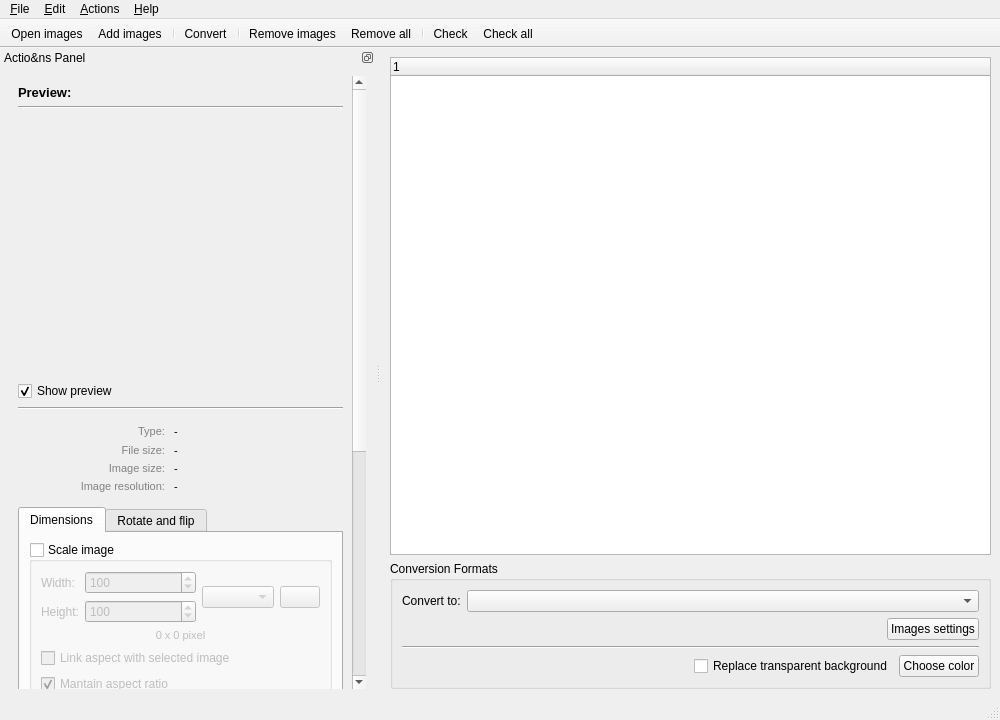
Above: ui/mainwindow.ui from Faster3ck/Converseen before the change. Below: the same form after it.
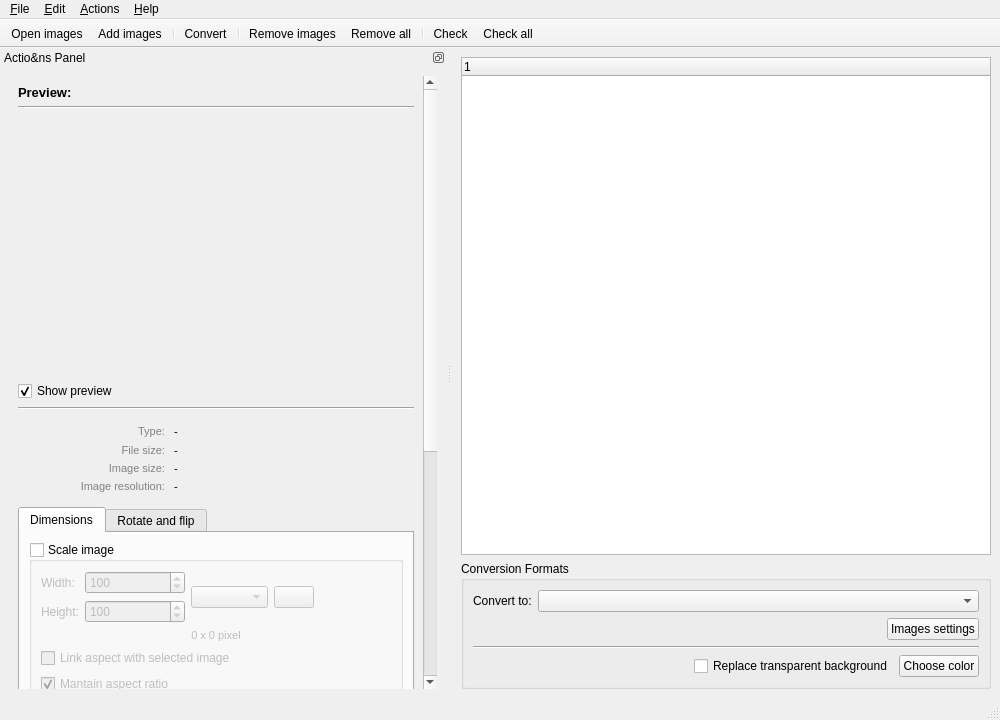
That is the form after the change. Icons and pictures are not drawn. Custom widgets are drawn as their Qt base class.

Diff of the .ui file:
```diff
--- a/ui/mainwindow.ui
+++ b/ui/mainwindow.ui
@@ -202,14 +202,14 @@
   <widget class="QStatusBar" name="statusbar"/>
   <widget class="QDockWidget" name="dockWidget">
    <property name="sizePolicy">
-    <sizepolicy hsizetype="MinimumExpanding" vsizetype="Ignored">
+    <sizepolicy hsizetype="Fixed" vsizetype="Ignored">
      <horstretch>0</horstretch>
      <verstretch>0</verstretch>
     </sizepolicy>
    </property>
    <property name="minimumSize">
     <size>
-     <width>375</width>
+     <width>446</width>
      <height>298</height>
     </size>
    </property>
@@ -227,7 +227,7 @@
      <item>
       <widget class="QScrollArea" name="scrollArea">
        <property name="sizePolicy">
-        <sizepolicy hsizetype="MinimumExpanding" vsizetype="Minimum">
+        <sizepolicy hsizetype="Minimum" vsizetype="Minimum">
          <horstretch>0</horstretch>
          <verstretch>0</verstretch>
         </sizepolicy>
@@ -248,11 +248,17 @@
         <property name="geometry">
          <rect>
           <x>0</x>
-          <y>-360</y>
-          <width>347</width>
-          <height>1059</height>
+          <y>0</y>
+          <width>407</width>
+          <height>1190</height>
          </rect>
         </property>
+        <property name="minimumSize">
+         <size>
+          <width>0</width>
+          <height>0</height>
+         </size>
+        </property>
         <layout class="QVBoxLayout" name="verticalLayout_12">
          <item>
           <widget class="QLabel" name="label_7">
@@ -288,7 +294,7 @@
            </property>
            <property name="maximumSize">
             <size>
-             <width>320</width>
+             <width>420</width>
              <height>260</height>
             </size>
            </property>
@@ -585,11 +591,17 @@
                     <item>
                      <widget class="QDoubleSpinBox" name="spin_geoWidth">
                       <property name="sizePolicy">
-                       <sizepolicy hsizetype="Expanding" vsizetype="Fixed">
+                       <sizepolicy hsizetype="Maximum" vsizetype="Fixed">
                         <horstretch>0</horstretch>
                         <verstretch>0</verstretch>
                        </sizepolicy>
                       </property>
+                      <property name="minimumSize">
+                       <size>
+                        <width>100</width>
+                        <height>0</height>
+                       </size>
+                      </property>
                       <property name="buttonSymbols">
                        <enum>QAbstractSpinBox::UpDownArrows</enum>
                       </property>
@@ -612,6 +624,18 @@
                     </item>
                     <item>
                      <widget class="QDoubleSpinBox" name="spin_geoHeight">
+                      <property name="sizePolicy">
+                       <sizepolicy hsizetype="Maximum" vsizetype="Fixed">
+                        <horstretch>0</horstretch>
+                        <verstretch>0</verstretch>
+                       </sizepolicy>
+                      </property>
+                      <property name="minimumSize">
+                       <size>
+                        <width>100</width>
+                        <height>0</height>
+                       </size>
+                      </property>
                       <property name="decimals">
                        <number>0</number>
                       </property>
@@ -630,11 +654,17 @@
                     <item>
                      <widget class="QComboBox" name="comboResizeValues">
                       <property name="sizePolicy">
-                       <sizepolicy hsizetype="Preferred" vsizetype="Fixed">
+                       <sizepolicy hsizetype="MinimumExpanding" vsizetype="Fixed">
                         <horstretch>0</horstretch>
                         <verstretch>0</verstretch>
                        </sizepolicy>
                       </property>
+                      <property name="minimumSize">
+                       <size>
+                        <width>30</width>
+                        <height>0</height>
+                       </size>
+                      </property>
                       <property name="maximumSize">
                        <size>
                         <width>16777215</width>
@@ -656,6 +686,19 @@
                     </property>
                    </widget>
                   </item>
+                  <item>
+                   <spacer name="horizontalSpacer_2">
+                    <property name="orientation">
+                     <enum>Qt::Horizontal</enum>
+                    </property>
+                    <property name="sizeHint" stdset="0">
+                     <size>
+                      <width>40</width>
+                      <height>20</height>
+                     </size>
+                    </property>
+                   </spacer>
+                  </item>
                  </layout>
                 </item>
                 <item>
```
Left out of the diff: 26 changed lines with no effect on the pictures.
